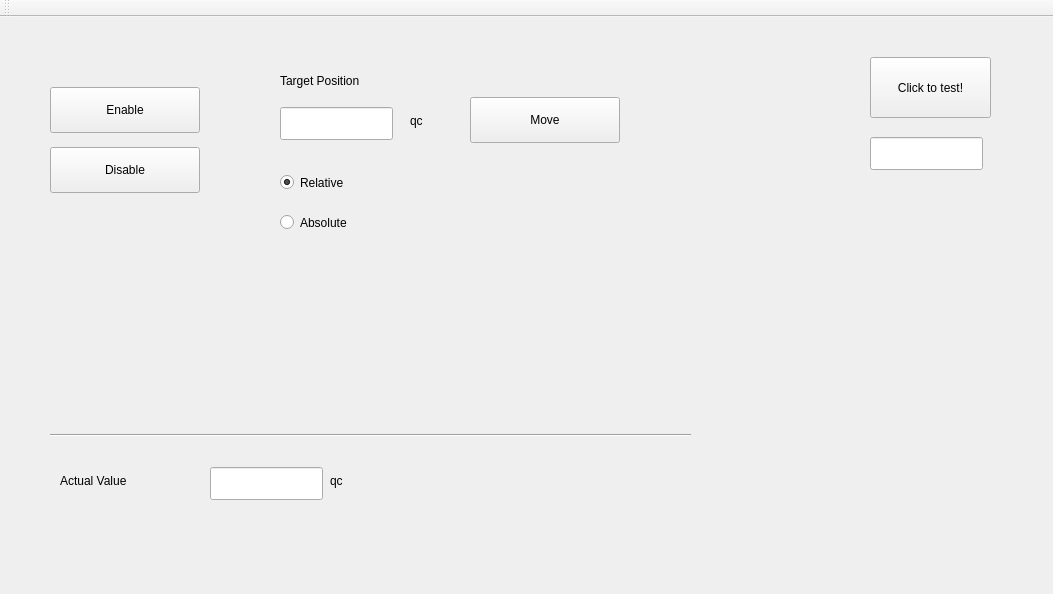
The window that iriscontrol.ui (bcjiang/IRIScontrol) describes before a commit, drawn with Qt 5.
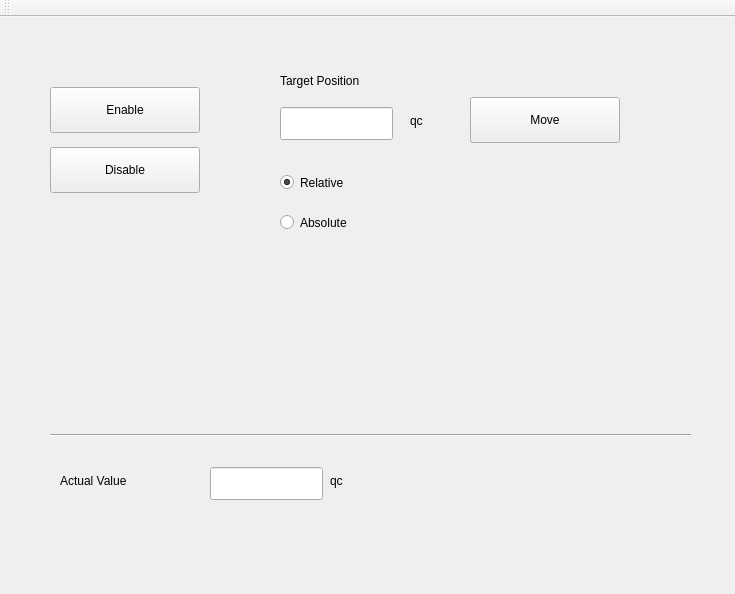
The same window after the commit.

Commit message: Cleared the test elements

Patch:
```diff
--- a/iriscontrol.ui
+++ b/iriscontrol.ui
@@ -6,7 +6,7 @@
    <rect>
     <x>0</x>
     <y>0</y>
-    <width>1053</width>
+    <width>735</width>
     <height>594</height>
    </rect>
   </property>
@@ -14,29 +14,6 @@
    <string>IRIScontrol</string>
   </property>
   <widget class="QWidget" name="centralWidget">
-   <widget class="QPushButton" name="testButton">
-    <property name="geometry">
-     <rect>
-      <x>870</x>
-      <y>40</y>
-      <width>121</width>
-      <height>61</height>
-     </rect>
-    </property>
-    <property name="text">
-     <string>Click to test!</string>
-    </property>
-   </widget>
-   <widget class="QLineEdit" name="lineEdit">
-    <property name="geometry">
-     <rect>
-      <x>870</x>
-      <y>120</y>
-      <width>113</width>
-      <height>33</height>
-     </rect>
-    </property>
-   </widget>
    <widget class="QPushButton" name="pBtnEnable">
     <property name="geometry">
      <rect>
```
Left out of the diff: 21 changed lines with no effect on the pictures. The commit also changes 2 other files.
